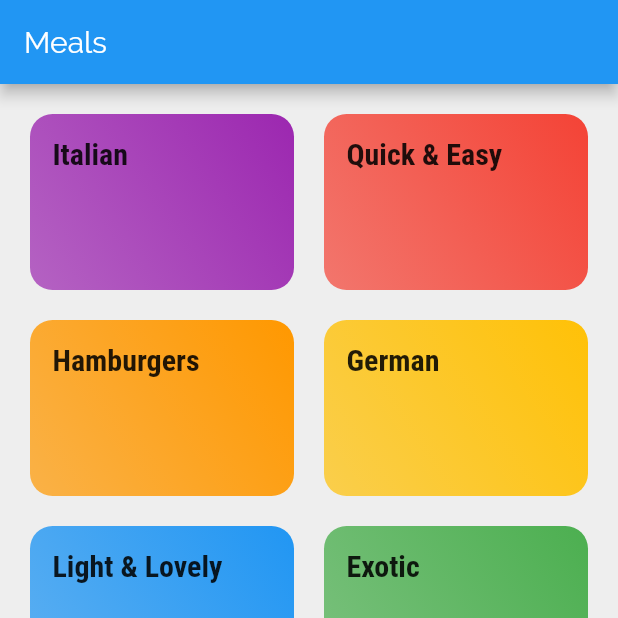
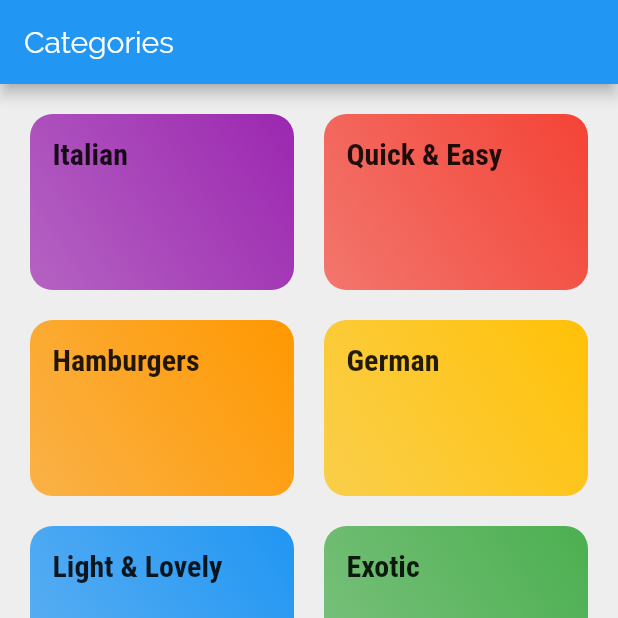
Before and after one commit to mmcguire91/meals_and_recipes, a Flutter app: the screen it shows after launch, on a phone screen of 412 x 824 dp, the top half of it. Run offline on Flutter 3.47's test engine with Material 2 defaults, Android fonts, the phone set to English and light mode, and no system bars.

Commit message:
modified the values stored in the _pages List to include Mapped values 'page' and 'title'

```diff
--- a/lib/views/tabs_view.dart
+++ b/lib/views/tabs_view.dart
@@ -14,11 +14,17 @@ class TabsView extends StatefulWidget {
 //resume video at 3:15
 
 class _TabsViewState extends State<TabsView> {
-  final List<Widget> _pages = [
-    CategoriesView(), //index = 0
-    Favorites(), //index = 1
+  final List<Map<String, Object>> _pages = [
+    {
+      'page': CategoriesView(),
+      'title': 'Categories',
+    }, //index = 0
+    {
+      'page': Favorites(),
+      'title': 'Favorites',
+    }, //index = 1
   ];
-  //assign a widget to the index the user selects within a new List variable _pages which holds <Widget>
+  //assign a widget to the index the user selects within a new List variable _pages which holds Map values of <String, Object> data types as indeces
   //ensure that the values defined here are tied to the order they appear in the items List of the BottomNavigationBar widget
 
   int _selectedPageIndex = 0;
@@ -36,10 +42,11 @@ class _TabsViewState extends State<TabsView> {
   Widget build(BuildContext context) {
     return Scaffold(
       appBar: AppBar(
-        title: Text('Meals'),
+        title: Text(_pages[_selectedPageIndex]['title']),
+        //set the title to the mapped value of the _selectedPageIndex which selects the index defined in the _pages List and display the value of the ['title'] for the selected index
       ),
-      body: _pages[_selectedPageIndex],
-      //set the body according to the index value of which the user selects
+      body: _pages[_selectedPageIndex]['page'],
+      //set the body according to the index value of which the user selects according to the ['page'] value of the selected Map index value
       bottomNavigationBar: BottomNavigationBar(
           onTap: _selectPage,
           //onTap set the state of the _selectedPage Index to the value of the index the user selects
```
